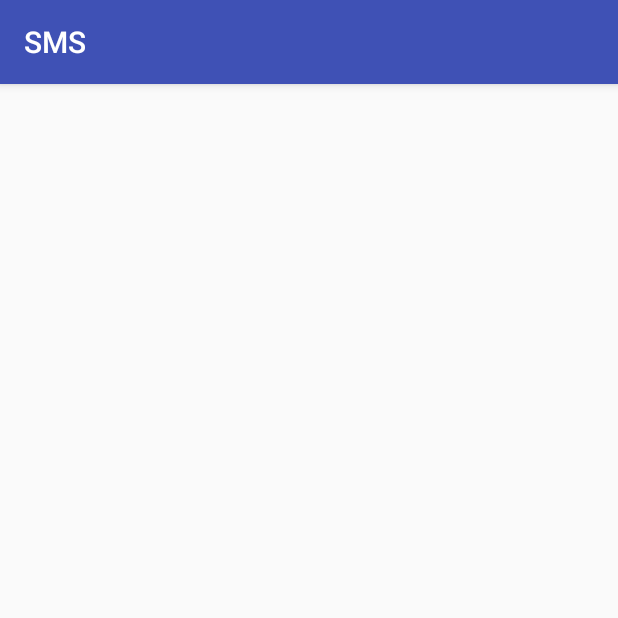
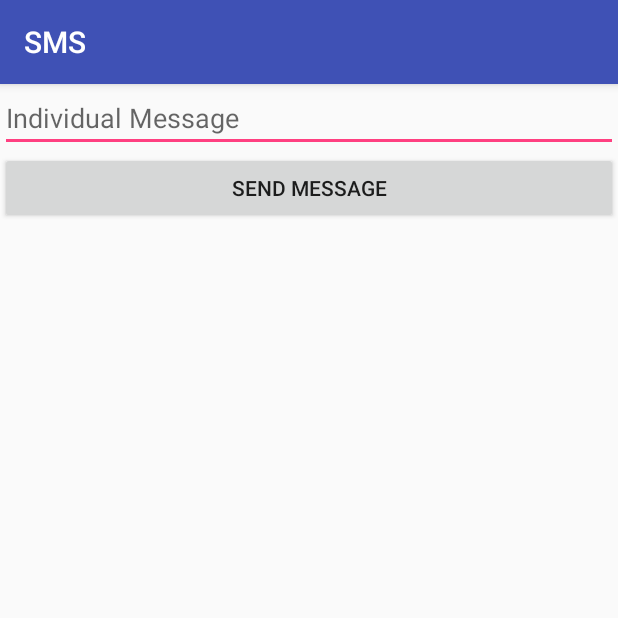
Before and after one commit to sachinitk/SMS, an Android app: the Notification_update screen opened directly, with no data from a screen before it, on a phone screen of 412 x 824 dp, the top half of it. Run offline under Robolectric (Android 15) with nearby library versions, the phone set to English and light mode, and no system bars.

Commit message:
Sending Message working Sucessfully

```diff
--- a/app/src/main/java/com/example/sachin/sms/Admin/studnent_details/update/Notification_update.java
+++ b/app/src/main/java/com/example/sachin/sms/Admin/studnent_details/update/Notification_update.java
@@ -1,15 +1,80 @@
 package com.example.sachin.sms.Admin.studnent_details.update;
 
+import android.app.ProgressDialog;
+import android.content.SharedPreferences;
+import android.os.AsyncTask;
 import android.support.v7.app.AppCompatActivity;
 import android.os.Bundle;
+import android.view.View;
+import android.widget.Button;
+import android.widget.EditText;
+import android.widget.Toast;
 
 import com.example.sachin.sms.R;
+import com.example.sachin.sms.SupportClasses.ConfigAdmin;
+import com.example.sachin.sms.SupportClasses.Configstu;
+import com.example.sachin.sms.SupportClasses.RequestHandler;
+
+import java.util.HashMap;
 
 public class Notification_update extends AppCompatActivity {
-
+    private String get_username;
+    SharedPreferences pref;
+    private EditText indi_msg;
+    private Button send_msg;
+    private String msg;
     @Override
     protected void onCreate(Bundle savedInstanceState) {
         super.onCreate(savedInstanceState);
         setContentView(R.layout.activity_notification_update);
+        pref = getSharedPreferences("MyPrefs",MODE_PRIVATE);
+        get_username = pref.getString("usernamepref","no string");
+        indi_msg = (EditText)findViewById(R.id.indi_msg);
+        send_msg = (Button)findViewById(R.id.send_msg);
+        send_msg.setOnClickListener(new View.OnClickListener() {
+            @Override
+            public void onClick(View view) {
+                msg = indi_msg.getText().toString().trim();
+                insertdata();
+            }
+        });
+    }
+
+    private  void insertdata() {
+
+
+        class editBasic extends AsyncTask<Void,Void,String> {
+            ProgressDialog loading;
+
+            @Override
+            protected void onPreExecute() {
+                super.onPreExecute();
+                //  loading = ProgressDialog.show(SignUp.this, "Addding....", "Waiting...", false, false);
+
+            }
+
+            @Override
+            protected void onPostExecute(String s) {
+                super.onPostExecute(s);
+                // loading.dismiss();
+                Toast.makeText(getApplicationContext(), msg, Toast.LENGTH_LONG).show();
+            }
+            @Override
+            protected String doInBackground(Void... params)
+            {
+                HashMap<String,String> hashMap  =new HashMap<>();
+
+
+                hashMap.put(Configstu.indi_msg,msg);
+                hashMap.put(Configstu.stu_username,get_username);
+
+                RequestHandler rh = new RequestHandler();
+
+                return rh.sendPostRequest(ConfigAdmin.admin_send_msg_url,hashMap);
+            }
+        }
+
+        editBasic as = new editBasic();
+        as.execute();
     }
 }
--- a/app/src/main/java/com/example/sachin/sms/SupportClasses/ConfigAdmin.java
+++ b/app/src/main/java/com/example/sachin/sms/SupportClasses/ConfigAdmin.java
@@ -21,4 +21,5 @@ public class ConfigAdmin {
     public static final String admin_edit_basic_url = "http://10.50.45.163/SMS/edit_basic.php";
     public static final String admin_edit_result_url = "http://10.50.45.163/SMS/update_result.php";
     public static final String admin_edit_fees_url = "http://10.50.45.163/SMS/edit_fess.php";
+    public static final String admin_send_msg_url ="http://10.50.45.163/SMS/send_message.php";
 }
--- a/app/src/main/java/com/example/sachin/sms/SupportClasses/Configstu.java
+++ b/app/src/main/java/com/example/sachin/sms/SupportClasses/Configstu.java
@@ -18,6 +18,7 @@ public class Configstu {
     public static final String stu_total_amount  = "total_amount";
     public static final String stu_due_amount  = "due_amount";
     public static final String fees_msg  = "fees_message";
+    public static final String indi_msg = "indi_msg";
 
 
 }
--- a/app/src/main/res/layout/activity_notification_update.xml
+++ b/app/src/main/res/layout/activity_notification_update.xml
@@ -12,6 +12,17 @@
         android:layout_height="match_parent"
         android:orientation="vertical">
 
+        <EditText
+            android:id="@+id/indi_msg"
+            android:layout_width="match_parent"
+            android:layout_height="wrap_content"
+            android:hint="Individual Message"/>
+        <Button
+            android:id="@+id/send_msg"
+            android:layout_width="match_parent"
+            android:layout_height="wrap_content"
+            android:text="Send Message"/>
+
     </LinearLayout>
 
 </RelativeLayout>
```
